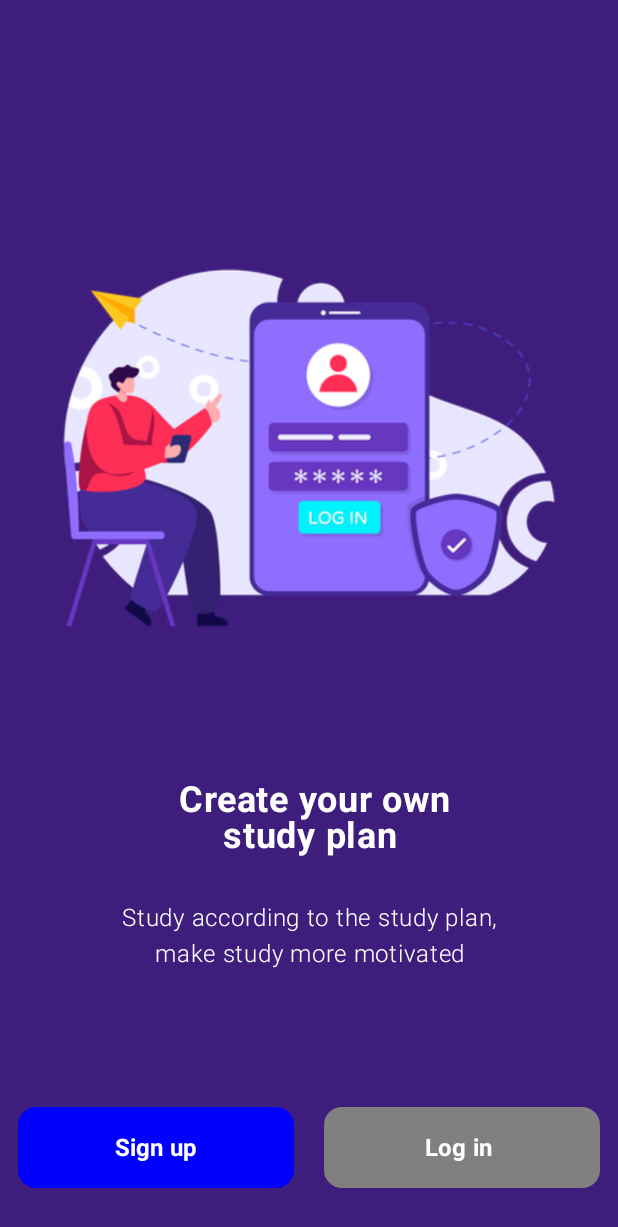
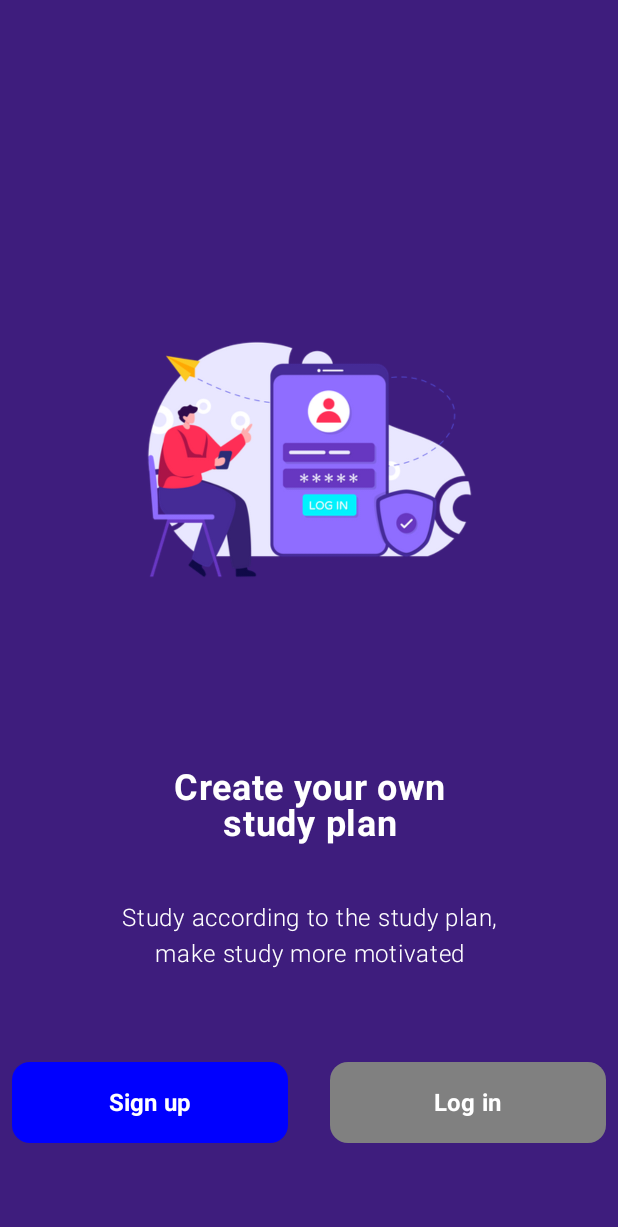
Before and after one commit to shouqalbdrani/Clone-UI-design-using-Jetpack-Compose, an Android app built with Jetpack Compose: the composable ThirdScreen shown on its own in the app's theme, on a phone screen of 412 x 824 dp. Shown: the top 1227 px of the screen. Run offline under Robolectric (Android 15) with nearby library versions, the phone set to English and light mode, and no system bars.

```diff
--- a/app/src/main/java/com/example/uidesignusingcompose/LogInScreen.kt
+++ b/app/src/main/java/com/example/uidesignusingcompose/LogInScreen.kt
@@ -13,9 +13,10 @@ import androidx.compose.ui.text.style.TextAlign
 import androidx.compose.ui.unit.dp
 import androidx.compose.ui.unit.sp
 import androidx.compose.ui.text.style.TextDecoration
+import androidx.navigation.NavController
 
 @Composable
-fun LogInScreen() {
+fun LogInScreen(navController: NavController) {
     var email by remember { mutableStateOf("") }
     var password by remember { mutableStateOf("") }
 
@@ -108,7 +109,8 @@ fun LogInScreen() {
                     color = Color.Blue,
                     fontWeight = FontWeight.Bold,
                     modifier = Modifier.clickable {
-                        println("Sign Up clicked!")
+                        navController.navigate("signup_screen")
+
                     }
                 )
             }
--- a/app/src/main/java/com/example/uidesignusingcompose/SignUpScreen.kt
+++ b/app/src/main/java/com/example/uidesignusingcompose/SignUpScreen.kt
@@ -13,9 +13,10 @@ import androidx.compose.ui.text.style.TextAlign
 import androidx.compose.ui.unit.dp
 import androidx.compose.ui.unit.sp
 import androidx.compose.ui.text.TextStyle
+import androidx.navigation.NavController
 
 @Composable
-fun SignUpScreen() {
+fun SignUpScreen(navController: NavController) {
     var email by remember { mutableStateOf("") }
     var password by remember { mutableStateOf("") }
     var termsAccepted by remember { mutableStateOf(false) }
@@ -105,7 +106,8 @@ fun SignUpScreen() {
                 color = Color.Blue,
                 fontWeight = FontWeight.Bold,
                 modifier = Modifier.clickable {
-                    println("Sign Up clicked!")
+                    navController.navigate("login_screen")
+
                 }
             )
 
--- a/app/src/main/java/com/example/uidesignusingcompose/ThirdScreen.kt
+++ b/app/src/main/java/com/example/uidesignusingcompose/ThirdScreen.kt
@@ -10,12 +10,12 @@ import androidx.compose.ui.Modifier
 import androidx.compose.ui.graphics.Color
 import androidx.compose.ui.res.painterResource
 import androidx.compose.ui.unit.dp
-import androidx.compose.ui.layout.ContentScale
 import androidx.compose.ui.text.style.TextAlign
 import androidx.compose.ui.unit.sp
+import androidx.navigation.NavController
 
 @Composable
-fun ThirdScreen() {
+fun ThirdScreen(navController: NavController, modifier: Modifier = Modifier) {
     Column(
         modifier = Modifier
             .fillMaxSize()
@@ -31,44 +31,45 @@ fun ThirdScreen() {
         ) {
             Image(
                 painter = painterResource(id = R.drawable.login3),
-                contentDescription = "First Screen Image",
-                contentScale = ContentScale.Crop,
+                contentDescription = "Third Screen Image",
                 modifier = Modifier.matchParentSize()
             )
+            Spacer(modifier = Modifier.height(16.dp))
         }
-        Spacer (modifier = Modifier.height(16.dp))
-        BigText(text = " Create your own study plan" ,
+        BigText(
+            text = "Create your own study plan",
             Color.White,
             24.sp,
-            textAlign = TextAlign.Center)
+            TextAlign.Center
+        )
     }
             SmallText(
-        text = "Study according to the study plan, make study more motivated" ,
+                text = "Study according to the study plan, make study more motivated",
                 color = Color.White,
-        fontSize = 16.sp ,textAlign = TextAlign.Center
+                fontSize = 16.sp,
+                textAlign = TextAlign.Center
             )
-    Spacer(modifier = Modifier.height(16.dp))
+
+        Spacer(modifier = Modifier.height(24.dp))
+
         Row(
             modifier = Modifier
                 .fillMaxWidth()
-            .padding(top = 730.dp),
-        horizontalArrangement = Arrangement.SpaceEvenly,
-        verticalAlignment = Alignment.CenterVertically
-    ){
+                .padding(top = 700.dp),
+            horizontalArrangement = Arrangement.SpaceBetween,
+        ) {
             ButtonShape(
                 text = "Sign up",
-            onClick = {},
+                onClick = { navController.navigate("signup_screen") },
                 backgroundColor = Color(0xFF0000FF),
-            textColor = Color.White,
-        )
-        ButtonShape(
-            text = "Log in ",
-            onClick = {},
-            backgroundColor = Color(0xFF808080),
-            textColor = Color.White,
+                textColor = Color.White
             )
 
+            ButtonShape(
+                text = "Log in",
+                onClick = { navController.navigate("login_screen") },
+                backgroundColor = Color(0xFF808080),
+                textColor = Color.White
+            )
         }
-
-
     }
```
Also changed, not shown: app/build.gradle.kts (+14 -2 lines), app/src/main/java/com/example/uidesignusingcompose/ComponentOfScreen.kt (+2 -8 lines), app/src/main/java/com/example/uidesignusingcompose/FirstScreen.kt (+23 -8 lines), app/src/main/java/com/example/uidesignusingcompose/MainActivity.kt (+88 -5 lines), app/src/main/java/com/example/uidesignusingcompose/SecondScreen.kt (+24 -9 lines), gradle/libs.versions.toml (+7 -0 lines). Lines whose indentation alone changed are shown as unchanged.
